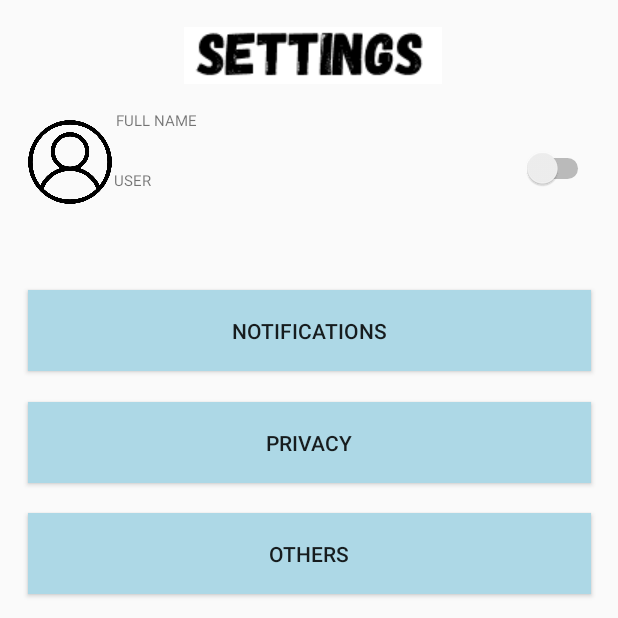
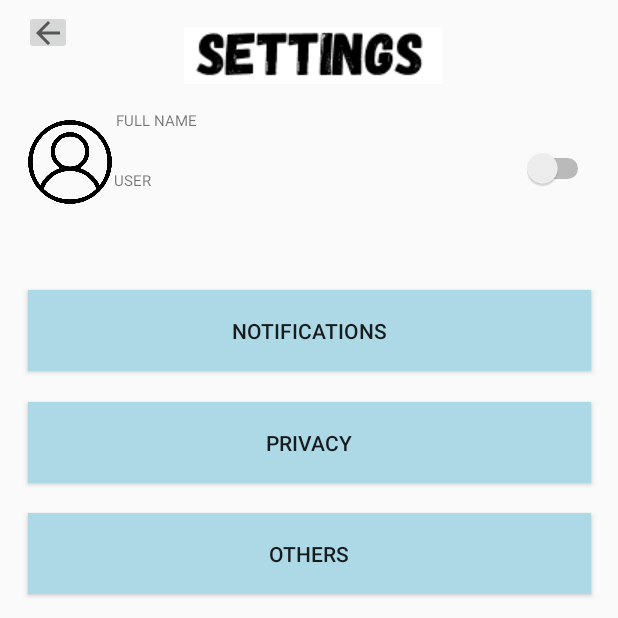
Before and after one commit to Intro-CompuMovil/HIDE, an Android app: the SettingsActivity screen opened directly, with no data from a screen before it, on a phone screen of 412 x 824 dp, the top half of it. Run offline under Robolectric (Android 15) with nearby library versions, the phone set to English and light mode, and no system bars; Roboto replaces fonts that are not available here.

Commit message:
botton back settings

```diff
--- a/app/src/main/java/com/example/hide/SettingsActivity.kt
+++ b/app/src/main/java/com/example/hide/SettingsActivity.kt
@@ -4,6 +4,7 @@ import android.content.Intent
 import androidx.appcompat.app.AppCompatActivity
 import android.os.Bundle
 import android.widget.Button
+import android.widget.ImageButton
 import com.example.hide.databinding.ActivitySettingsBinding
 
 class SettingsActivity : AppCompatActivity() {
@@ -18,6 +19,7 @@ class SettingsActivity : AppCompatActivity() {
         val botonPrivacy = findViewById<Button>(R.id.buttonPrivacy)
         val botonOtros = findViewById<Button>(R.id.buttonOthers)
         val botonLogOut = findViewById<Button>(R.id.buttonLogOut)
+        val botonProfile = findViewById<ImageButton>(R.id.bottonRetrocederProfile)
 
         botonNotificacion.setOnClickListener {
             val intent= Intent(this, NotificationsActivity::class.java)
@@ -36,6 +38,11 @@ class SettingsActivity : AppCompatActivity() {
             startActivity(intent)
         }
 
+        botonProfile.setOnClickListener {
+            val intent= Intent(this, ProfileActivity::class.java)
+            startActivity(intent)
+        }
+
 
     }
 }
--- a/app/src/main/res/layout/activity_settings.xml
+++ b/app/src/main/res/layout/activity_settings.xml
@@ -6,6 +6,19 @@
     android:layout_height="match_parent"
     tools:context=".SettingsActivity">
 
+
+    <ImageButton
+        android:id="@+id/bottonRetrocederProfile"
+        android:layout_width="32dp"
+        android:layout_height="30dp"
+        app:layout_constraintBottom_toBottomOf="parent"
+        app:layout_constraintEnd_toEndOf="parent"
+        app:layout_constraintHorizontal_bias="0.042"
+        app:layout_constraintStart_toStartOf="parent"
+        app:layout_constraintTop_toTopOf="parent"
+        app:layout_constraintVertical_bias="0.008"
+        app:srcCompat="?attr/actionModeCloseDrawable"
+        tools:ignore="MissingConstraints" />
 
     <ImageView
         android:id="@+id/imageViewSettings"
```
